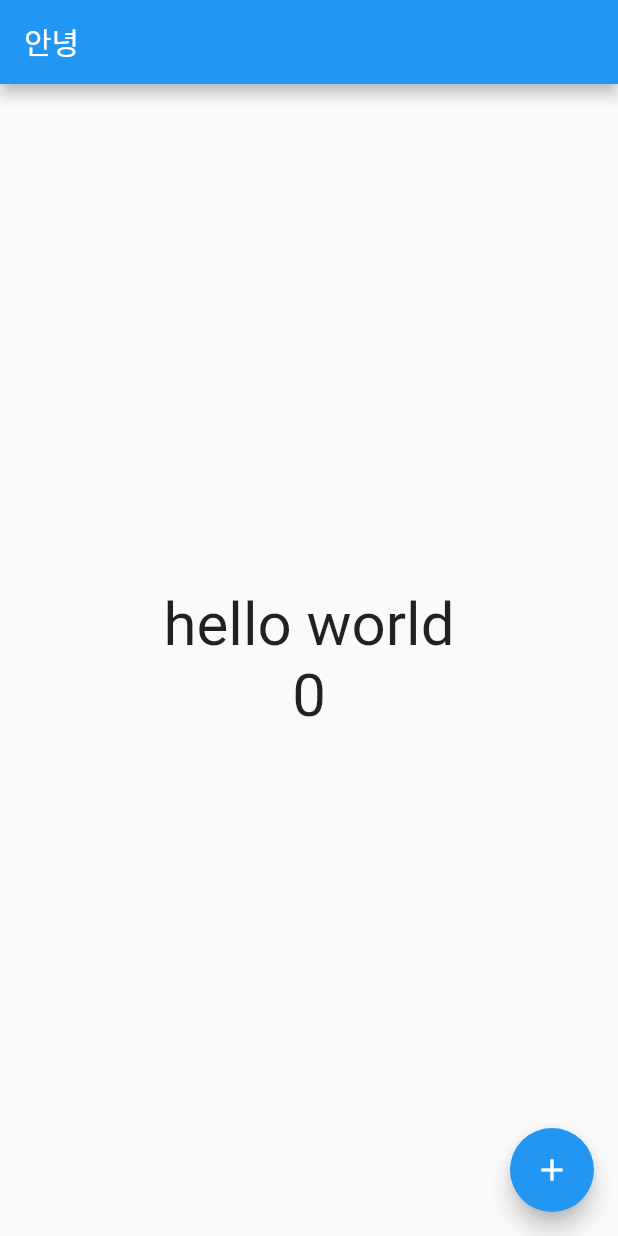
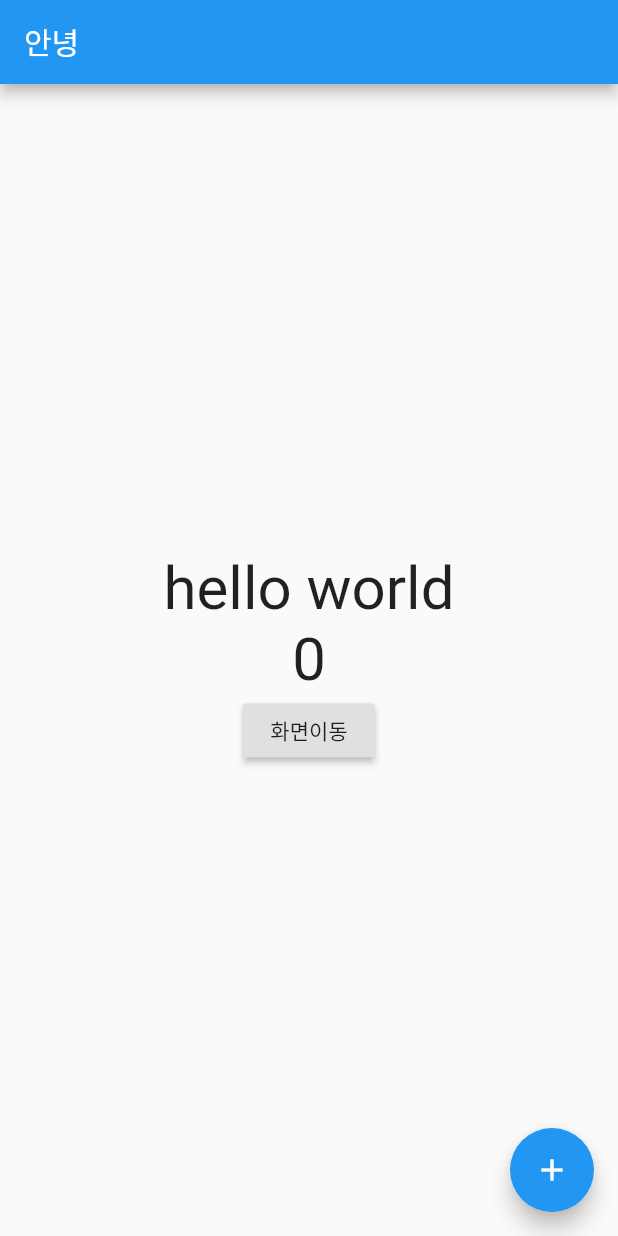
Before and after one commit to hd1534/flutter, a Flutter app: the screen it shows after launch, on a phone screen of 412 x 824 dp. Run offline on Flutter 3.47's test engine with Material 2 defaults, Android fonts, the phone set to English and light mode, and no system bars.

Commit message:
page change

```diff
--- a/lib/main.dart
+++ b/lib/main.dart
@@ -58,7 +58,13 @@ class _HelloPageState extends State<HelloPage> {
           mainAxisAlignment: MainAxisAlignment.center,
           children: [
               Text(_message, style: TextStyle(fontSize: 40)),
-              Text(_counter.toString(), style: TextStyle(fontSize: 40))
+              Text(_counter.toString(), style: TextStyle(fontSize: 40)),
+            RaisedButton(
+              child: Text("화면이동"),
+              onPressed: () {
+                Navigator.push(context, MaterialPageRoute(builder: (context) => CupertinoPage()));
+              },
+            )
             ]
         )
       )
```
